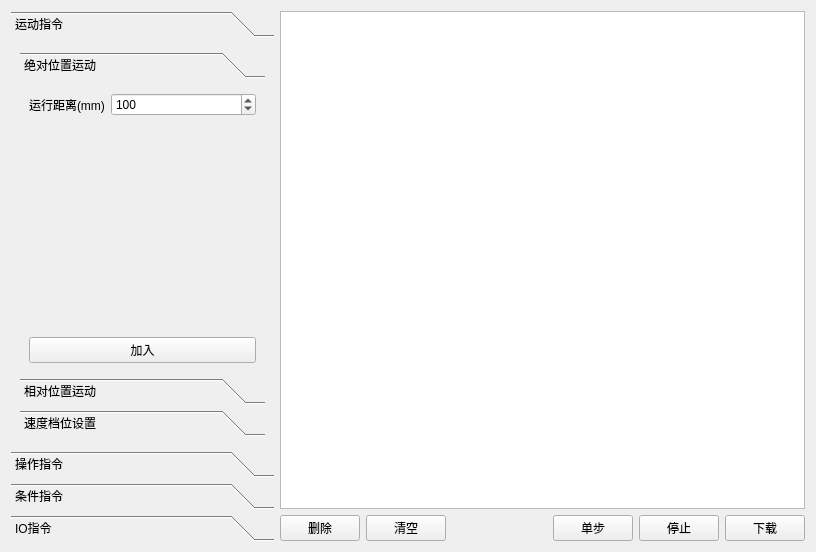
Old version of the form src/form.ui in the repository eeyoo/step-servo-tuner.
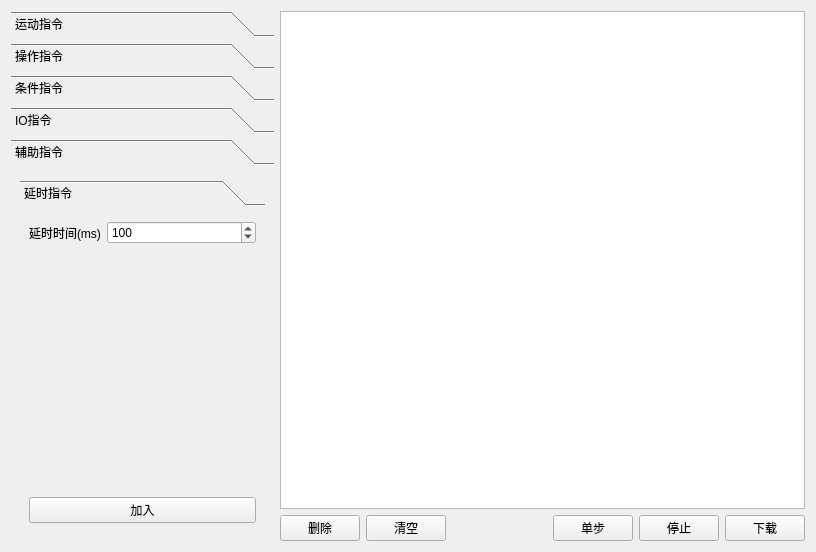
New version of the form. The open tabs and pages were chosen to show the change.

Patch:
```diff
--- a/src/form.ui
+++ b/src/form.ui
@@ -17,7 +17,7 @@
    <item>
     <widget class="QToolBox" name="parentToolBox">
      <property name="currentIndex">
-      <number>0</number>
+      <number>4</number>
      </property>
      <widget class="QWidget" name="movePage">
       <property name="geometry">
@@ -25,7 +25,7 @@
         <x>0</x>
         <y>0</y>
         <width>264</width>
-        <height>430</height>
+        <height>404</height>
        </rect>
       </property>
       <attribute name="label">
@@ -43,7 +43,7 @@
             <x>0</x>
             <y>0</y>
             <width>246</width>
-            <height>334</height>
+            <height>308</height>
            </rect>
           </property>
           <attribute name="label">
@@ -806,6 +806,76 @@
        </item>
       </layout>
      </widget>
+     <widget class="QWidget" name="page_9">
+      <attribute name="label">
+       <string>辅助指令</string>
+      </attribute>
+      <layout class="QVBoxLayout" name="verticalLayout_15">
+       <item>
+        <widget class="QToolBox" name="toolBox_4">
+         <property name="currentIndex">
+          <number>0</number>
+         </property>
+         <widget class="QWidget" name="page_10">
+          <property name="geometry">
+           <rect>
+            <x>0</x>
+            <y>0</y>
+            <width>246</width>
+            <height>360</height>
+           </rect>
+          </property>
+          <attribute name="label">
+           <string>延时指令</string>
+          </attribute>
+          <layout class="QVBoxLayout" name="verticalLayout_16">
+           <item>
+            <layout class="QHBoxLayout" name="horizontalLayout_18" stretch="0,1">
+             <item>
+              <widget class="QLabel" name="label_16">
+               <property name="text">
+                <string>延时时间(ms)</string>
+               </property>
+              </widget>
+             </item>
+             <item>
+              <widget class="QSpinBox" name="delayVal">
+               <property name="maximum">
+                <number>6500</number>
+               </property>
+               <property name="value">
+                <number>100</number>
+               </property>
+              </widget>
+             </item>
+            </layout>
+           </item>
+           <item>
+            <spacer name="verticalSpacer_10">
+             <property name="orientation">
+              <enum>Qt::Vertical</enum>
+             </property>
+             <property name="sizeHint" stdset="0">
+              <size>
+               <width>20</width>
+               <height>282</height>
+              </size>
+             </property>
+            </spacer>
+           </item>
+           <item>
+            <widget class="QPushButton" name="delayAddBtn">
+             <property name="text">
+              <string>加入</string>
+             </property>
+            </widget>
+           </item>
+          </layout>
+         </widget>
+        </widget>
+       </item>
+      </layout>
+     </widget>
     </widget>
    </item>
    <item>
```
Left out of the diff: 28 changed lines with no effect on the pictures.
